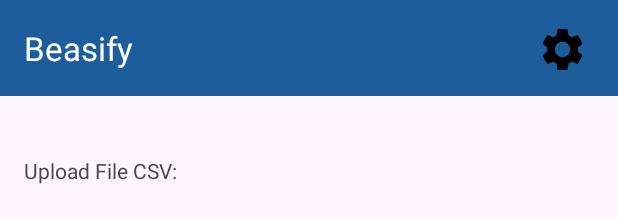
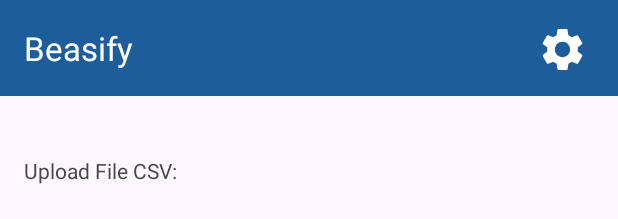
Before and after one commit to AqiilahZayyaan/Beasify-CH2-PS028, an Android app: the layout activity_main.xml on its own in the app's theme, with its tools: preview values and no code run, on a phone screen of 412 x 824 dp. Shown: the top 219 px of the screen. Run offline under Robolectric (Android 15) with nearby library versions, the phone set to English and light mode, and no system bars.

```diff
--- a/app/build.gradle.kts
+++ b/app/build.gradle.kts
@@ -27,6 +27,10 @@ android {
         }
     }
 
+    buildFeatures {
+        viewBinding = true
+    }
+
 
     compileOptions {
         sourceCompatibility = JavaVersion.VERSION_1_8
--- a/app/src/main/java/com/dicoding/beasify/MainActivity.kt
+++ b/app/src/main/java/com/dicoding/beasify/MainActivity.kt
@@ -9,7 +9,7 @@ import android.provider.Settings
 import android.widget.Button
 import android.widget.TextView
 import android.widget.Toast
-import com.dicoding.beasify3.databinding.ActivityMainBinding
+import com.dicoding.beasify.databinding.ActivityMainBinding
 
 class MainActivity : AppCompatActivity() {
     private lateinit var binding: ActivityMainBinding
--- a/app/src/main/res/drawable/baseline_settings_24.xml
+++ b/app/src/main/res/drawable/baseline_settings_24.xml
@@ -1,4 +1,4 @@
-<vector android:height="24dp" android:tint="#000000"
+<vector android:height="24dp" android:tint="#FFFFFF"
     android:viewportHeight="24" android:viewportWidth="24"
     android:width="24dp" xmlns:android="http://schemas.android.com/apk/res/android">
     <path android:fillColor="@android:color/white" android:pathData="M19.14,12.94c0.04,-0.3 0.06,-0.61 0.06,-0.94c0,-0.32 -0.02,-0.64 -0.07,-0.94l2.03,-1.58c0.18,-0.14 0.23,-0.41 0.12,-0.61l-1.92,-3.32c-0.12,-0.22 -0.37,-0.29 -0.59,-0.22l-2.39,0.96c-0.5,-0.38 -1.03,-0.7 -1.62,-0.94L14.4,2.81c-0.04,-0.24 -0.24,-0.41 -0.48,-0.41h-3.84c-0.24,0 -0.43,0.17 -0.47,0.41L9.25,5.35C8.66,5.59 8.12,5.92 7.63,6.29L5.24,5.33c-0.22,-0.08 -0.47,0 -0.59,0.22L2.74,8.87C2.62,9.08 2.66,9.34 2.86,9.48l2.03,1.58C4.84,11.36 4.8,11.69 4.8,12s0.02,0.64 0.07,0.94l-2.03,1.58c-0.18,0.14 -0.23,0.41 -0.12,0.61l1.92,3.32c0.12,0.22 0.37,0.29 0.59,0.22l2.39,-0.96c0.5,0.38 1.03,0.7 1.62,0.94l0.36,2.54c0.05,0.24 0.24,0.41 0.48,0.41h3.84c0.24,0 0.44,-0.17 0.47,-0.41l0.36,-2.54c0.59,-0.24 1.13,-0.56 1.62,-0.94l2.39,0.96c0.22,0.08 0.47,0 0.59,-0.22l1.92,-3.32c0.12,-0.22 0.07,-0.47 -0.12,-0.61L19.14,12.94zM12,15.6c-1.98,0 -3.6,-1.62 -3.6,-3.6s1.62,-3.6 3.6,-3.6s3.6,1.62 3.6,3.6S13.98,15.6 12,15.6z"/>
```
Also changed, not shown: 2 other files.
